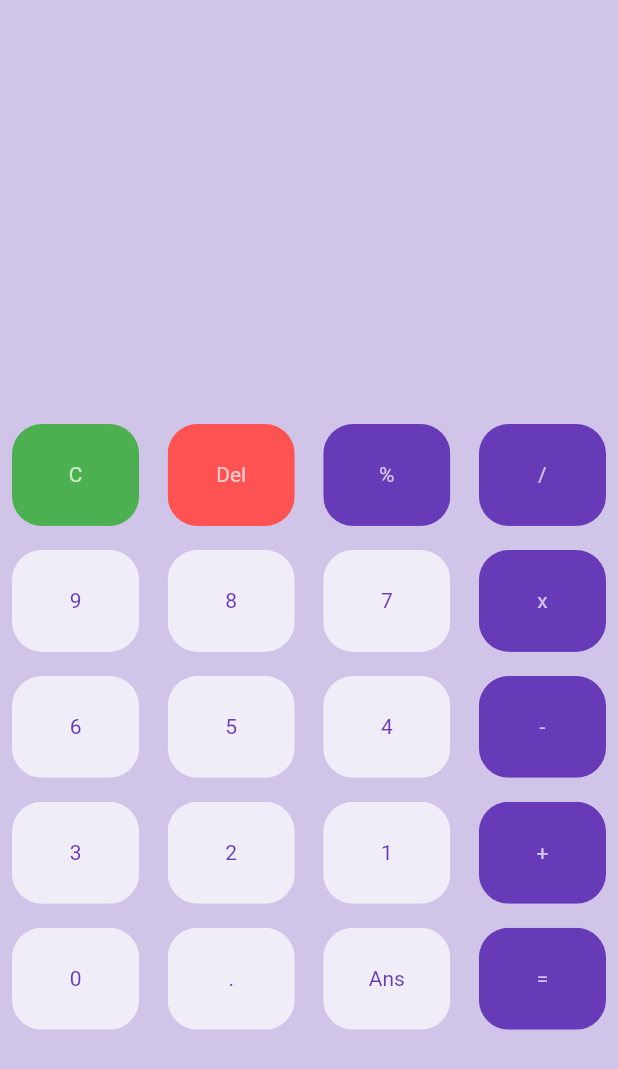
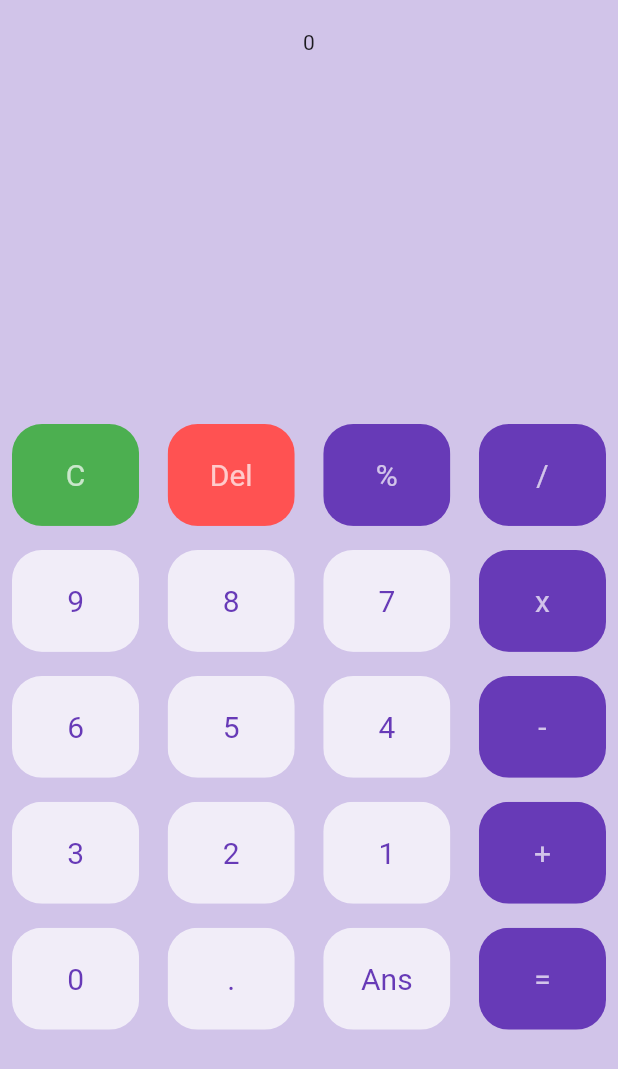
Before and after one commit to DARK-PROGRAMMER-I/CalculatorAppDemo, a Flutter app: the screen it shows after launch, on a phone screen of 412 x 824 dp. Shown: the top 1069 px of the screen. Run offline on Flutter 3.47's test engine with Material 2 defaults, Android fonts, the phone set to English and light mode, and no system bars.

Commit message:
Calculator App

```diff
--- a/lib/buttons.dart
+++ b/lib/buttons.dart
@@ -5,12 +5,15 @@ class MyButtons extends StatelessWidget {
   final color;
   final textColor;
   final String buttonText;
-
-  MyButtons({this.color, this.textColor, this.buttonText: "abc"});
+  final isTapped;
+  MyButtons({this.color, this.textColor, this.buttonText: "abc" , this.isTapped});
 
   @override
   Widget build(BuildContext context) {
-    return Padding(
+    return GestureDetector(
+      onTap: isTapped,
+
+      child: Padding(
 
         padding: const EdgeInsets.all(8),
 
@@ -24,7 +27,8 @@ class MyButtons extends StatelessWidget {
             child: Container(
 
               child: Center(
-              child: Text(buttonText, style: TextStyle( color: textColor),),
+                child: Text(buttonText, style: TextStyle( color: textColor, fontSize: 20),),
+              ),
             ),
           ),
         ),
--- a/lib/main.dart
+++ b/lib/main.dart
@@ -29,14 +29,31 @@ class _HomePageState extends State<HomePage> {
     "0", "." , "Ans" , "=",
 
   ];
+  String initial_number = "0";
 
   @override
   Widget build(BuildContext context) {
     return Scaffold(
       backgroundColor: Colors.deepPurple[100],
-      body: Column(
+
+      body: Container(
+        // padding: EdgeInsets.only(top: 20),
+        child: Column(
+
           children: [
-          Expanded(child: Container()),
+
+
+
+            // Expanded(child: child),
+            Expanded(
+
+
+                child: Container(
+                  padding: EdgeInsets.only(top: 20),
+                  child: Text(initial_number),
+
+                ),
+            ),
             Expanded(
                 flex: 2,
 
@@ -50,12 +67,14 @@ class _HomePageState extends State<HomePage> {
                       gridDelegate: SliverGridDelegateWithFixedCrossAxisCount(crossAxisCount: 4,mainAxisSpacing: 0 , crossAxisSpacing: 3.0,childAspectRatio: 1.2,
                       ), // We have used this to split the buttons
                       itemBuilder: (BuildContext context, int index){
+                        // clear button
                       if(buttons[index] == "C" ){
                         return MyButtons(
                           color: Colors.green,
                           textColor: Colors.white70,
                           buttonText: buttons[index],
                         );
+                        // Delete button
                       }else if(buttons[index] == "Del")
                         {
                           return MyButtons(
@@ -64,8 +83,14 @@ class _HomePageState extends State<HomePage> {
                             buttonText: buttons[index],
                           );
                         }
+                      // other buttons
                       else{
                         return MyButtons(
+                          isTapped:(){
+                            setState(() {
+                              Text(initial_number += buttons[index]);
+                            });
+                          },
                           color: isOperator(buttons[index]) ?  Colors.deepPurple : Colors.white70,
                           textColor: isOperator(buttons[index]) ?  Colors.white70: Colors.deepPurple,
                           buttonText: buttons[index],
@@ -73,8 +98,11 @@ class _HomePageState extends State<HomePage> {
                       }
                       }// Item Builder
                 ),
-          ),)
+            ),
+            ),
+
           ],
+        ),
       ),
     );
   }
```
Lines whose indentation alone changed are shown as unchanged.
